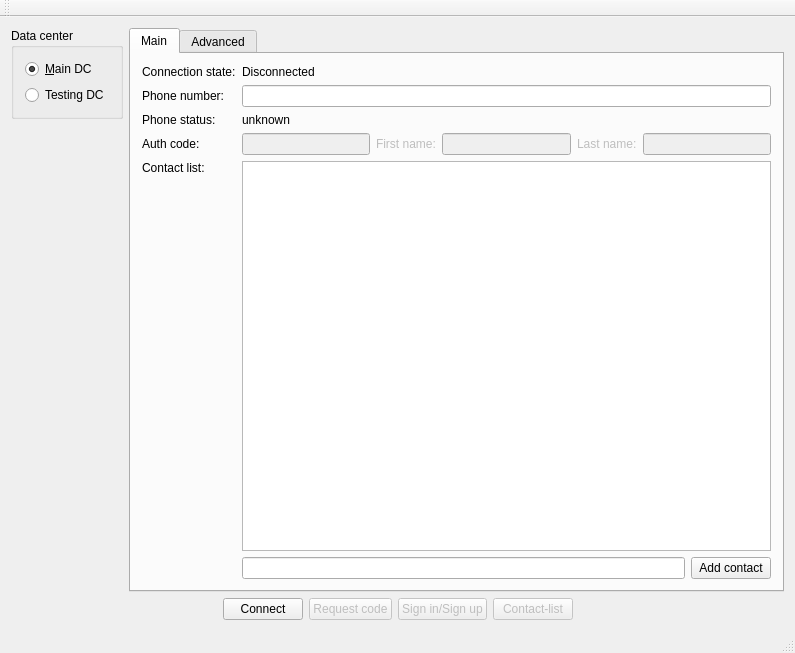
This is testApp/MainWindow.ui in Kaffeine/telegram-qt as Qt 5 draws it before an edit. The edited form follows.
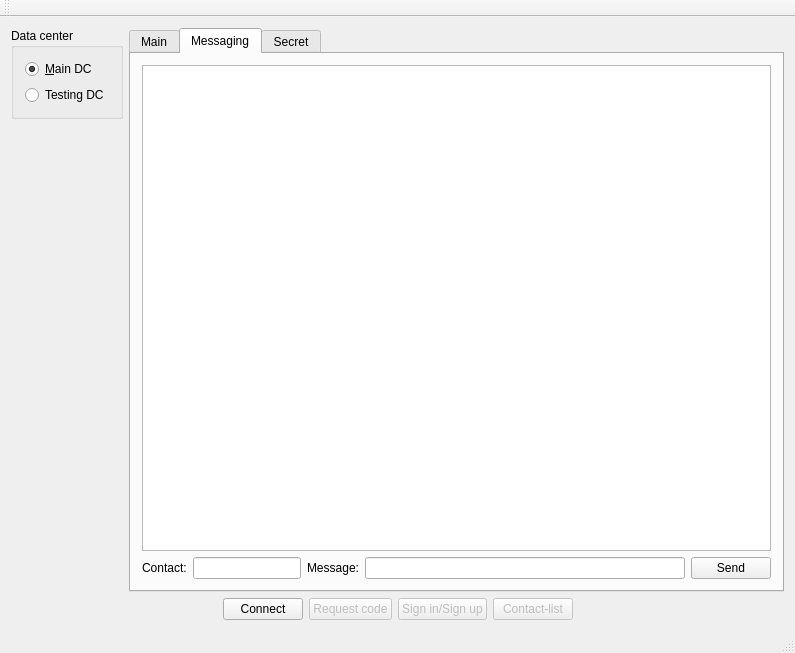
This is the edited form. The open tabs and pages were chosen to show the change.

Commit message: TestApp: Implemented "message to contact" sending.

Diff of the .ui file:
```diff
--- a/testApp/MainWindow.ui
+++ b/testApp/MainWindow.ui
@@ -194,9 +194,50 @@
           </item>
          </layout>
         </widget>
+        <widget class="QWidget" name="tab_3">
+         <attribute name="title">
+          <string>Messaging</string>
+         </attribute>
+         <layout class="QGridLayout" name="gridLayout_4" columnstretch="0,0,0,1,0">
+          <item row="0" column="0" colspan="5">
+           <widget class="QPlainTextEdit" name="plainTextEdit">
+            <property name="readOnly">
+             <bool>true</bool>
+            </property>
+           </widget>
+          </item>
+          <item row="1" column="0">
+           <widget class="QLabel" name="label_7">
+            <property name="text">
+             <string>Contact:</string>
+            </property>
+           </widget>
+          </item>
+          <item row="1" column="1">
+           <widget class="QLineEdit" name="messagingContactPhone"/>
+          </item>
+          <item row="1" column="2">
+           <widget class="QLabel" name="label_8">
+            <property name="text">
+             <string>Message:</string>
+            </property>
+           </widget>
+          </item>
+          <item row="1" column="3">
+           <widget class="QLineEdit" name="messagingMessage"/>
+          </item>
+          <item row="1" column="4">
+           <widget class="QPushButton" name="messagingSendButton">
+            <property name="text">
+             <string>Send</string>
+            </property>
+           </widget>
+          </item>
+         </layout>
+        </widget>
         <widget class="QWidget" name="tab_2">
          <attribute name="title">
-          <string>Advanced</string>
+          <string>Secret</string>
          </attribute>
          <layout class="QGridLayout" name="gridLayout_2">
           <item row="0" column="0">
```
Left out of the diff: 2 changed lines with no effect on the pictures. The commit also changes 2 other files.
